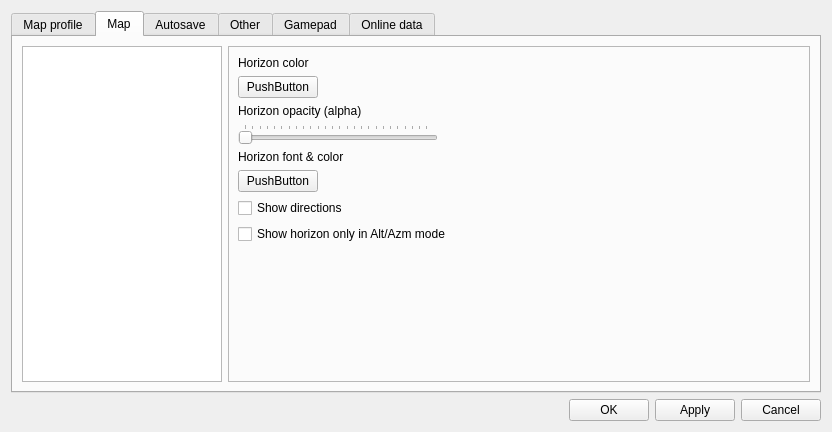
Qt form csetting.ui (PavelMr/skytechx) before a commit.
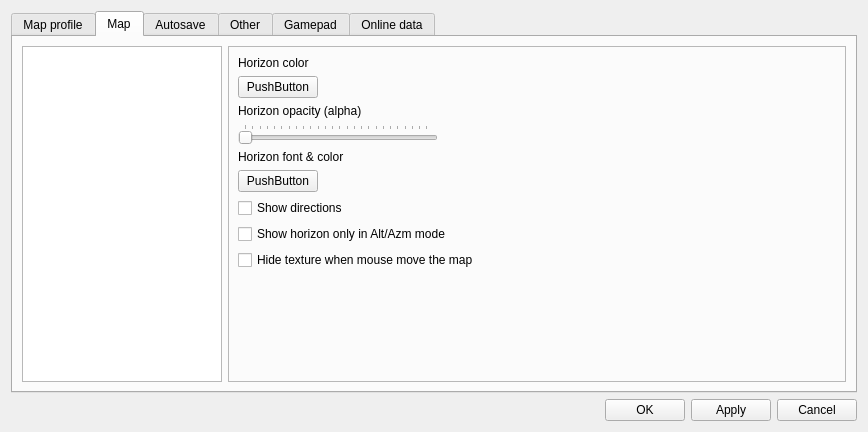
The same form after that commit. The open tabs and pages were chosen to show the change. Custom widgets are drawn as their Qt base class.

```diff
--- a/csetting.ui
+++ b/csetting.ui
@@ -6,7 +6,7 @@
    <rect>
     <x>0</x>
     <y>0</y>
-    <width>802</width>
+    <width>868</width>
     <height>432</height>
    </rect>
   </property>
@@ -1740,6 +1740,13 @@
                  </property>
                 </widget>
                </item>
+               <item row="10" column="0">
+                <widget class="QCheckBox" name="checkBox_16">
+                 <property name="text">
+                  <string>Hide texture when mouse move the map</string>
+                 </property>
+                </widget>
+               </item>
               </layout>
              </item>
             </layout>
```
Left out of the diff: 4 changed lines with no effect on the pictures.
